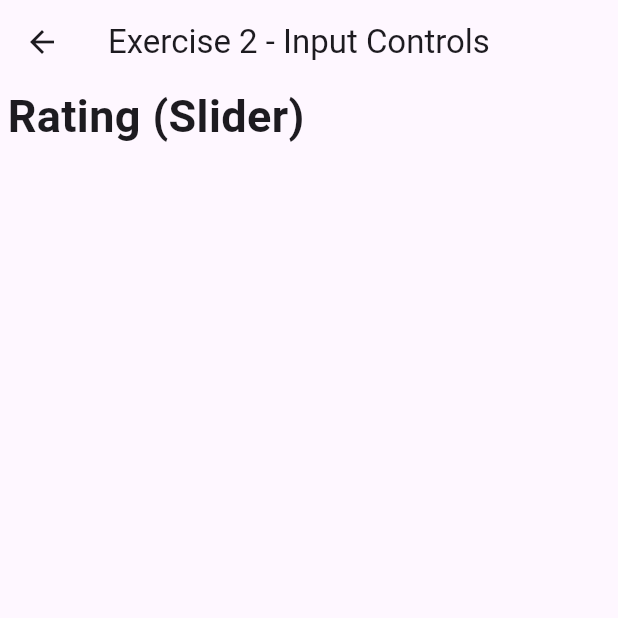
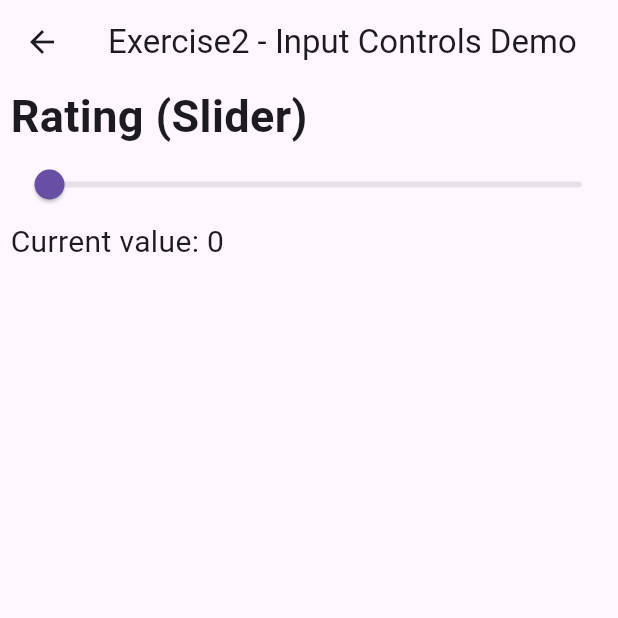
Before and after one commit to kinocoder/PRM393-Flutter-Coursework, a Flutter app: the ExeWidget2 screen opened directly, on a phone screen of 412 x 824 dp, the top half of it. Run offline on Flutter 3.47's test engine with Material 3 defaults, Android fonts, the phone set to English and light mode, and no system bars; network calls fail.

Commit message:
feat: Slider

```diff
--- a/lib/ui/Screens/InputControlsDemo.dart
+++ b/lib/ui/Screens/InputControlsDemo.dart
@@ -1,22 +1,54 @@
 import 'package:flutter/material.dart';
 
-class ExeWidget2 extends StatelessWidget {
+class ExeWidget2 extends StatefulWidget {
   const ExeWidget2({super.key});
+
+  @override
+  State<ExeWidget2> createState() => _ExeWidget2State();
+}
+
+
+
+class _ExeWidget2State extends State<ExeWidget2> {
+  double sliderValue = 0;
+  double sliderConfirmValue = 0;
+  bool isActive = false;
+  bool actionCheck = false;
+  Map<String, bool> movieGenres = {'Action': false, 'Comedy': false};
+
+  void onRatingChange(double value){
+    setState(() {
+      sliderValue = value;
+    });
+  }
+
+  void onRatingChangeEnd(double value){
+    setState(() {
+      sliderConfirmValue = value;
+    });
+  }
 
   @override
   Widget build(BuildContext context) {
     return Scaffold(
-      appBar: AppBar(title: Text("Exercise 2 - Input Controls"),),
-      body: ListView(
+      appBar: AppBar(title: Text("Exercise2 - Input Controls Demo")),
+      body: ListView(padding: EdgeInsets.only(left: 7),
         children: [
-          Column(crossAxisAlignment: CrossAxisAlignment.start,
-            children: [
-              Padding(
-                padding: const EdgeInsets.only(left: 5),
-                child: Text(style: TextStyle(fontSize: 30,fontWeight: FontWeight.bold),"Rating (Slider)"),
-              )
-            ],
-          )
+          const Text(
+            "Rating (Slider)",
+            style: TextStyle(fontWeight: FontWeight.bold, fontSize: 30),
+          ),
+          Slider(
+              value: sliderValue,
+              min: 0,
+              max:100,
+              divisions: 100,
+              label: sliderValue.toStringAsFixed(0),
+              onChanged: onRatingChange,
+              onChangeEnd: onRatingChangeEnd,
+          ),
+          Text("Current value: ${sliderValue.toStringAsFixed(0)}",style: TextStyle(fontSize: 20),),
+
         ],
       ),
     );
--- a/lib/ui/Widgets/Lap4Widget.dart
+++ b/lib/ui/Widgets/Lap4Widget.dart
@@ -57,7 +57,7 @@ class LapExercise extends StatelessWidget {
                     iconSize: 35,
                     onPressed: () {
                       Navigator.push(context,
-                          MaterialPageRoute(builder: (context) => const ExeWidget2() as Widget));
+                          MaterialPageRoute(builder: (context) =>  ExeWidget2() as Widget));
                     },
                   ),
                 ),
```
